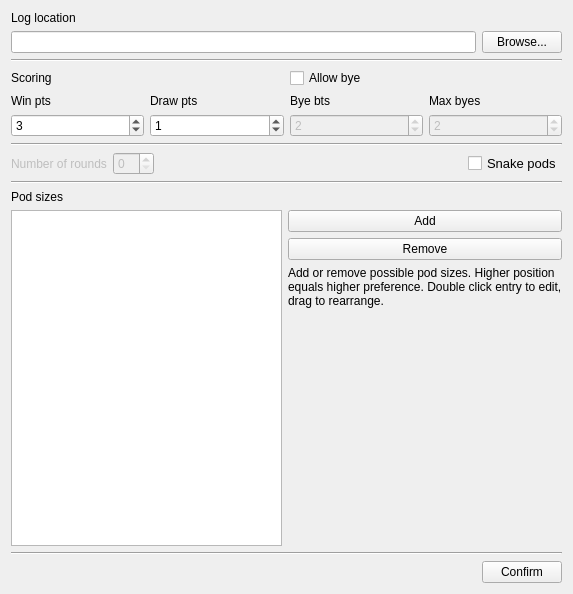
This is ui/TournamentConfigDialog.ui in eVen-gits/EDH_matchmaker as Qt 5 draws it before an edit. The edited form follows.
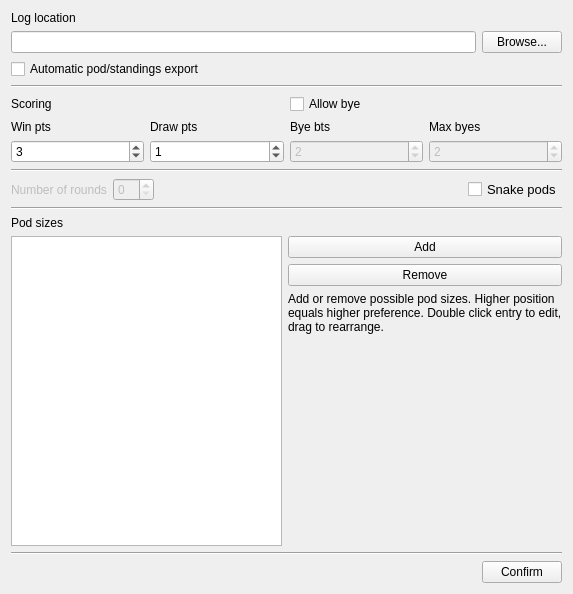
This is the edited form.

Commit message: *Update: Automatic export WIP

What changed in the file:
```diff
--- a/ui/TournamentConfigDialog.ui
+++ b/ui/TournamentConfigDialog.ui
@@ -52,6 +52,13 @@
        </item>
       </layout>
      </item>
+     <item>
+      <widget class="QCheckBox" name="cb_auto_export">
+       <property name="text">
+        <string>Automatic pod/standings export</string>
+       </property>
+      </widget>
+     </item>
     </layout>
    </item>
    <item>
```
The commit also changes 2 other files.
